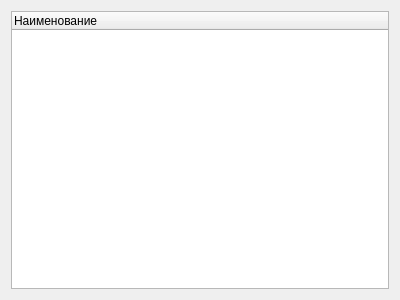
Before: the Qt Designer form ui/RelationTree.ui in lazyDesertMan/Mivar, drawn with Qt 5.
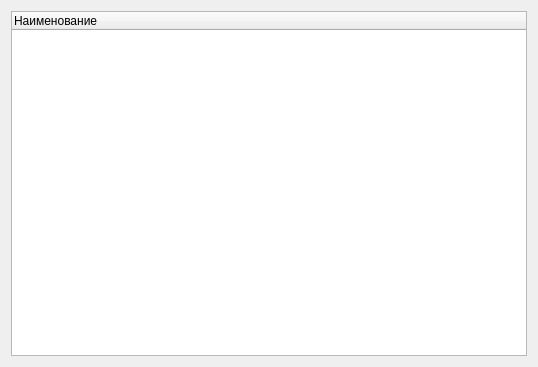
After: the same form once the commit is applied.

```diff
--- a/ui/RelationTree.ui
+++ b/ui/RelationTree.ui
@@ -6,8 +6,8 @@
    <rect>
     <x>0</x>
     <y>0</y>
-    <width>400</width>
-    <height>300</height>
+    <width>538</width>
+    <height>367</height>
    </rect>
   </property>
   <property name="windowTitle">
```
